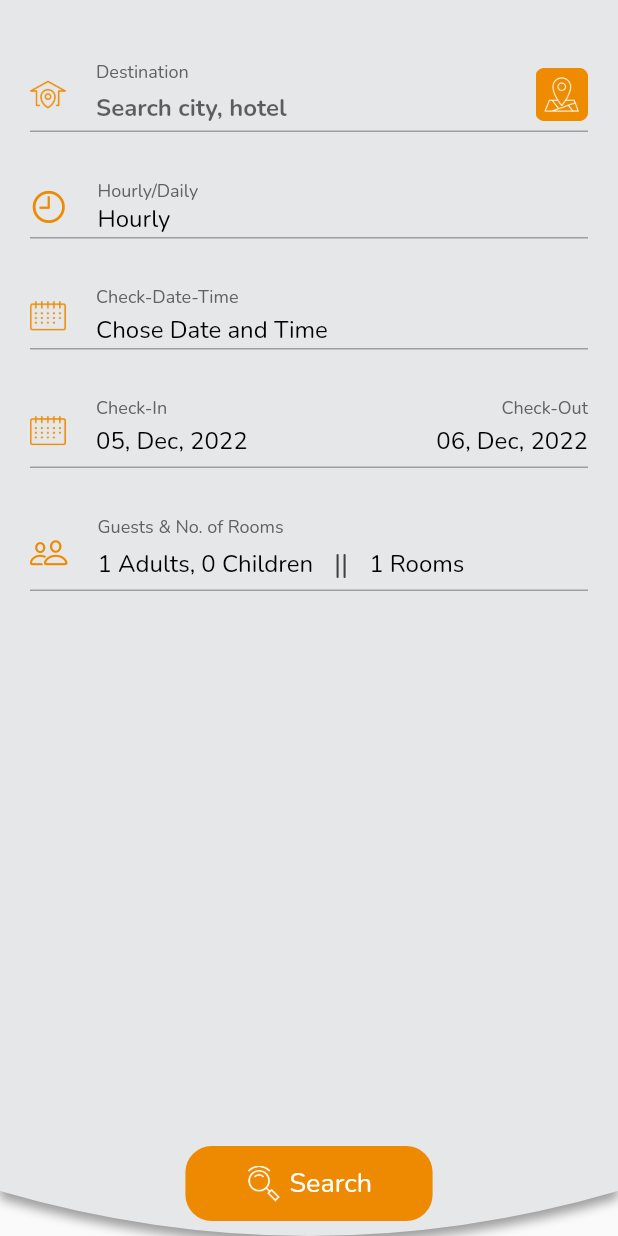
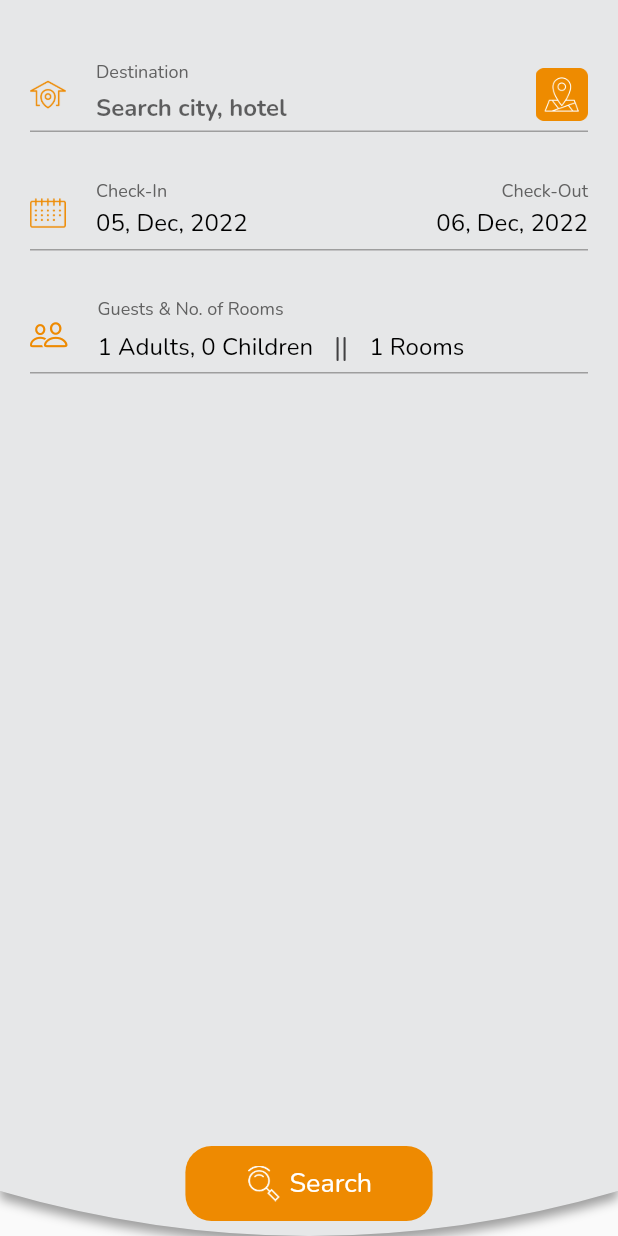
Before and after one commit to DeepakShrestha01/GO_BUDDY_GOO, a Flutter app: the HotelSearch widget shown alone on an empty page, opened directly, on a phone screen of 412 x 824 dp. Run offline on Flutter 3.47's test engine with Material 2 defaults, Android fonts, the light colour scheme and no system bars; drawn by our look-alikes of flutter_typeahead; our stand-ins replace auto_size_text, bloc, bot_toast, cached_network_image, carousel_slider, circular_profile_avatar and 33 more; missing offline and left inert: custom_date_range_picker, date_time_format, flutter_animator, flutter_downloader, flutter_login_facebook, khalti_flutter and 1 more; accounts and stored records are empty; network calls fail; statements that could not run were skipped; project files that could hold a hidden picture were left out.

Commit message:
hide hourly and daily section

```diff
--- a/lib/modules/hotel/ui/widgets/hotelSearch.dart
+++ b/lib/modules/hotel/ui/widgets/hotelSearch.dart
@@ -157,21 +157,21 @@ class _HotelSearchState extends State<HotelSearch> {
     return time;
   }
 
-  Future pickDateTime(BuildContext context) async {
-    var mydate = await pickDate(context);
-    if (mydate == null) return;
-    final mytime = await pickTime(context);
-    if (mytime == null) return;
-    setState(() {
-      mydateTime = DateTime(
-        mydate.year,
-        mydate.month,
-        mydate.day,
-        mytime.hour,
-        mytime.minute,
-      );
-    });
-  }
+  // Future pickDateTime(BuildContext context) async {
+  //   var mydate = await pickDate(context);
+  //   if (mydate == null) return;
+  //   final mytime = await pickTime(context);
+  //   if (mytime == null) return;
+  //   setState(() {
+  //     mydateTime = DateTime(
+  //       mydate.year,
+  //       mydate.month,
+  //       mydate.day,
+  //       mytime.hour,
+  //       mytime.minute,
+  //     );
+  //   });
+  // }
 
   @override
   void initState() {
@@ -541,92 +541,92 @@ class _HotelSearchState extends State<HotelSearch> {
                     height: 3,
                     thickness: 1,
                   ),
-                  const SizedBox(height: 30),
-                  GestureDetector(
-                    behavior: HitTestBehavior.opaque,
-                    onTapDown: (TapDownDetails details) async {
-                      int selectedGenderIndex =
-                          await showShiftMenu(context, details.globalPosition);
-                      shift = shiftList[selectedGenderIndex];
-                      setState(() {});
-                    },
-                    child: Row(
-                      children: [
-                        const Icon(
-                          CupertinoIcons.clock,
-                          color: MyTheme.primaryColor,
-                        ),
-                        const SizedBox(width: 20),
-                        Column(
-                          crossAxisAlignment: CrossAxisAlignment.start,
-                          mainAxisSize: MainAxisSize.min,
-                          children: [
-                            Text(
-                              "Hourly/Daily",
-                              style: TextStyle(
-                                color: Colors.grey[700],
-                                fontSize: 12,
-                              ),
-                            ),
-                            Text(
-                              shift.toString().titleCase,
-                              style: const TextStyle(
-                                color: Colors.black,
-                                fontSize: 16,
-                              ),
-                            ),
-                          ],
-                        ),
-                      ],
-                    ),
-                  ),
-                  const Divider(
-                    color: Colors.grey,
-                    height: 3,
-                    thickness: 1,
-                  ),
-                  const SizedBox(height: 30),
-                  GestureDetector(
-                    onTap: () => pickDateTime(context),
-                    child: Row(
-                      children: [
-                        const PNGIconWidget(
-                          asset: "assets/images/calendar.png",
-                          color: MyTheme.primaryColor,
-                        ),
-                        const SizedBox(width: 20),
-                        Column(
-                          crossAxisAlignment: CrossAxisAlignment.start,
-                          children: [
-                            Text(
-                              "Check-Date-Time",
-                              style: TextStyle(
-                                color: Colors.grey[700],
-                                fontSize: 12,
-                              ),
-                            ),
-                            const SizedBox(height: 3),
-                            Text(
-                              mydateTime != null
-                                  ? DateTimeFormatter.formatDateTime(
-                                      mydateTime!)
-                                  : 'Chose Date and Time',
-                              style: const TextStyle(
-                                color: Colors.black,
-                                fontSize: 16,
-                              ),
-                            )
-                          ],
-                        ),
-                        const SizedBox(height: 5),
-                      ],
-                    ),
-                  ),
-                  const Divider(
-                    color: Colors.grey,
-                    height: 3,
-                    thickness: 1,
-                  ),
+                  // const SizedBox(height: 30),
+                  // GestureDetector(
+                  //   behavior: HitTestBehavior.opaque,
+                  //   onTapDown: (TapDownDetails details) async {
+                  //     int selectedGenderIndex =
+                  //         await showShiftMenu(context, details.globalPosition);
+                  //     shift = shiftList[selectedGenderIndex];
+                  //     setState(() {});
+                  //   },
+                  //   child: Row(
+                  //     children: [
+                  //       const Icon(
+                  //         CupertinoIcons.clock,
+                  //         color: MyTheme.primaryColor,
+                  //       ),
+                  //       const SizedBox(width: 20),
+                  //       Column(
+                  //         crossAxisAlignment: CrossAxisAlignment.start,
+                  //         mainAxisSize: MainAxisSize.min,
+                  //         children: [
+                  //           Text(
+                  //             "Hourly/Daily",
+                  //             style: TextStyle(
+                  //               color: Colors.grey[700],
+                  //               fontSize: 12,
+                  //             ),
+                  //           ),
+                  //           Text(
+                  //             shift.toString().titleCase,
+                  //             style: const TextStyle(
+                  //               color: Colors.black,
+                  //               fontSize: 16,
+                  //             ),
+                  //           ),
+                  //         ],
+                  //       ),
+                  //     ],
+                  //   ),
+                  // ),
+                  // const Divider(
+                  //   color: Colors.grey,
+                  //   height: 3,
+                  //   thickness: 1,
+                  // ),
+                  // const SizedBox(height: 30),
+                  // GestureDetector(
+                  //   // onTap: () => pickDateTime(context),
+                  //   child: Row(
+                  //     children: [
+                  //       const PNGIconWidget(
+                  //         asset: "assets/images/calendar.png",
+                  //         color: MyTheme.primaryColor,
+                  //       ),
+                  //       const SizedBox(width: 20),
+                  //       Column(
+                  //         crossAxisAlignment: CrossAxisAlignment.start,
+                  //         children: [
+                  //           Text(
+                  //             "Check-Date-Time",
+                  //             style: TextStyle(
+                  //               color: Colors.grey[700],
+                  //               fontSize: 12,
+                  //             ),
+                  //           ),
+                  //           const SizedBox(height: 3),
+                  //           Text(
+                  //             mydateTime != null
+                  //                 ? DateTimeFormatter.formatDateTime(
+                  //                     mydateTime!)
+                  //                 : 'Chose Date and Time',
+                  //             style: const TextStyle(
+                  //               color: Colors.black,
+                  //               fontSize: 16,
+                  //             ),
+                  //           )
+                  //         ],
+                  //       ),
+                  //       const SizedBox(height: 5),
+                  //     ],
+                  //   ),
+                  // ),
+                  // const Divider(
+                  //   color: Colors.grey,
+                  //   height: 3,
+                  //   thickness: 1,
+                  // ),
                   const SizedBox(height: 30),
                   Shake(
                     key: _dateKey,
```
Also changed, not shown: 2 other files.
